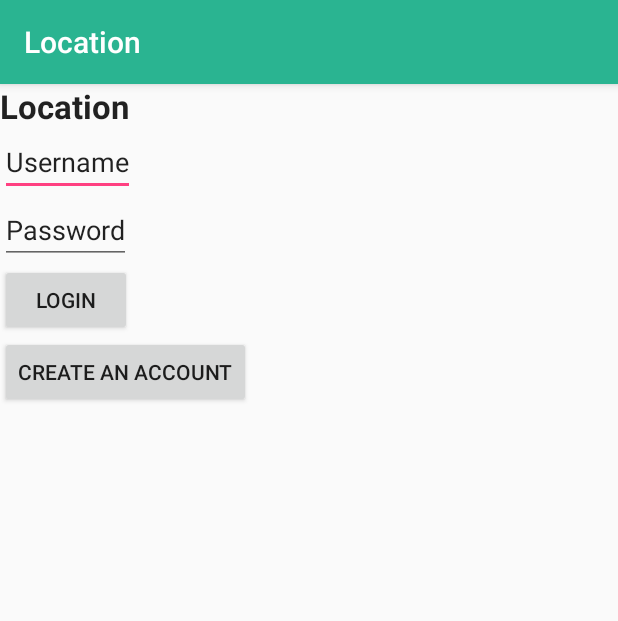
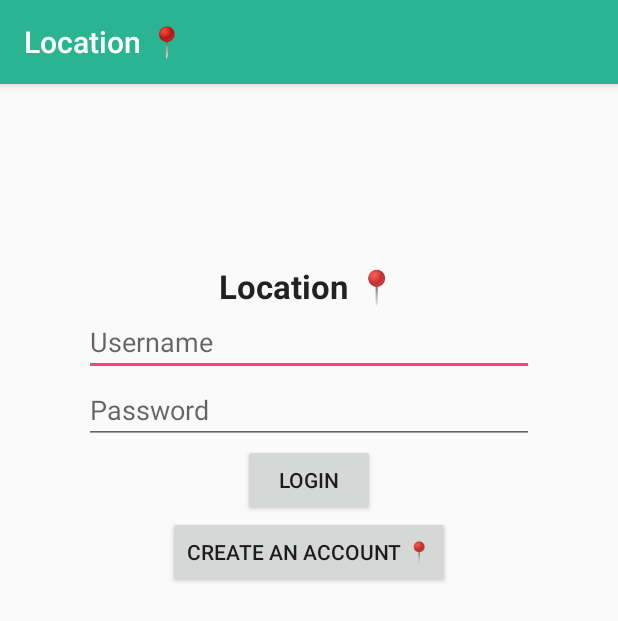
Before and after one commit to CLiu13/Vibe-App, an Android app: the screen it shows after launch (MainActivity), on a phone screen of 412 x 824 dp. Shown: the top 621 px of the screen. Run offline under Robolectric (Android 15) with nearby library versions, the phone set to English and light mode, and no system bars; libraries missing offline, so code that uses them is left out: com.pawegio.kandroid.

Commit message:
Getting close!

```diff
--- a/app/src/main/res/layout/activity_main.xml
+++ b/app/src/main/res/layout/activity_main.xml
@@ -2,8 +2,8 @@
 <RelativeLayout
 
     xmlns:android="http://schemas.android.com/apk/res/android"
+    xmlns:app="http://schemas.android.com/apk/res-auto"
     xmlns:tools="http://schemas.android.com/tools"
-    xmlns:app="http://schemas.android.com/apk/res-auto"
     android:layout_width="match_parent"
     android:layout_height="match_parent"
     tools:context="com.example.hangr.MainActivity">
@@ -18,41 +18,50 @@
         android:id="@+id/login"
         android:layout_width="wrap_content"
         android:layout_height="wrap_content"
+        android:layout_centerHorizontal="true"
+        android:layout_marginTop="120dp"
         android:text="@string/app_name"
         android:textAlignment="viewStart"
+        android:textAppearance="@style/Base.TextAppearance.AppCompat.Large"
+        android:textStyle="bold"
         app:layout_constraintBottom_toBottomOf="parent"
         app:layout_constraintLeft_toLeftOf="parent"
         app:layout_constraintRight_toRightOf="parent"
-        app:layout_constraintTop_toTopOf="parent"
-        android:textAppearance="@style/Base.TextAppearance.AppCompat.Large"
-        android:textStyle="bold"/>
+        app:layout_constraintTop_toTopOf="parent" />
 
     <EditText
         android:id="@+id/username"
-        android:text="@string/username"
         android:layout_width="wrap_content"
         android:layout_height="wrap_content"
-        android:layout_below="@+id/login"/>
+        android:layout_below="@+id/login"
+        android:layout_centerHorizontal="true"
+        android:hint="@string/username"
+        android:minWidth="300dp" />
 
     <EditText
         android:id="@+id/password"
-        android:text="@string/password"
         android:layout_width="wrap_content"
         android:layout_height="wrap_content"
-        android:layout_below="@+id/username"/>
+        android:layout_below="@+id/username"
+        android:layout_centerHorizontal="true"
+        android:hint="@string/password"
+        android:minWidth="300dp"
+        android:inputType="textPassword"/>
 
     <Button
         android:id="@+id/loginButton"
-        android:text="@string/login"
         android:layout_width="wrap_content"
         android:layout_height="wrap_content"
-        android:layout_below="@+id/password"/>
+        android:layout_below="@+id/password"
+        android:layout_centerHorizontal="true"
+        android:text="@string/login" />
 
     <Button
         android:id="@+id/createAccount"
-        android:text="@string/create"
         android:layout_width="wrap_content"
         android:layout_height="wrap_content"
-        android:layout_below="@+id/loginButton"/>
+        android:layout_below="@+id/loginButton"
+        android:layout_centerHorizontal="true"
+        android:text="@string/create" />
 
 </RelativeLayout>
--- a/app/src/main/res/values/strings.xml
+++ b/app/src/main/res/values/strings.xml
@@ -1,7 +1,7 @@
 <resources>
-    <string name="app_name">Location</string>
+    <string name="app_name">Location 📍</string>
     <string name="username">Username</string>
     <string name="password">Password</string>
     <string name="login">Login</string>
-    <string name="create">Create an Account</string>
+    <string name="create">Create an Account 📍</string>
 </resources>
```
Also changed, not shown: app/src/main/java/com/example/hangr/ViewPeople.kt (+0 -7 lines), app/src/main/res/layout/create_account.xml (+18 -8 lines), app/src/main/res/layout/people.xml (+7 -7 lines), app/src/main/res/layout/view_people.xml (+8 -5 lines).
